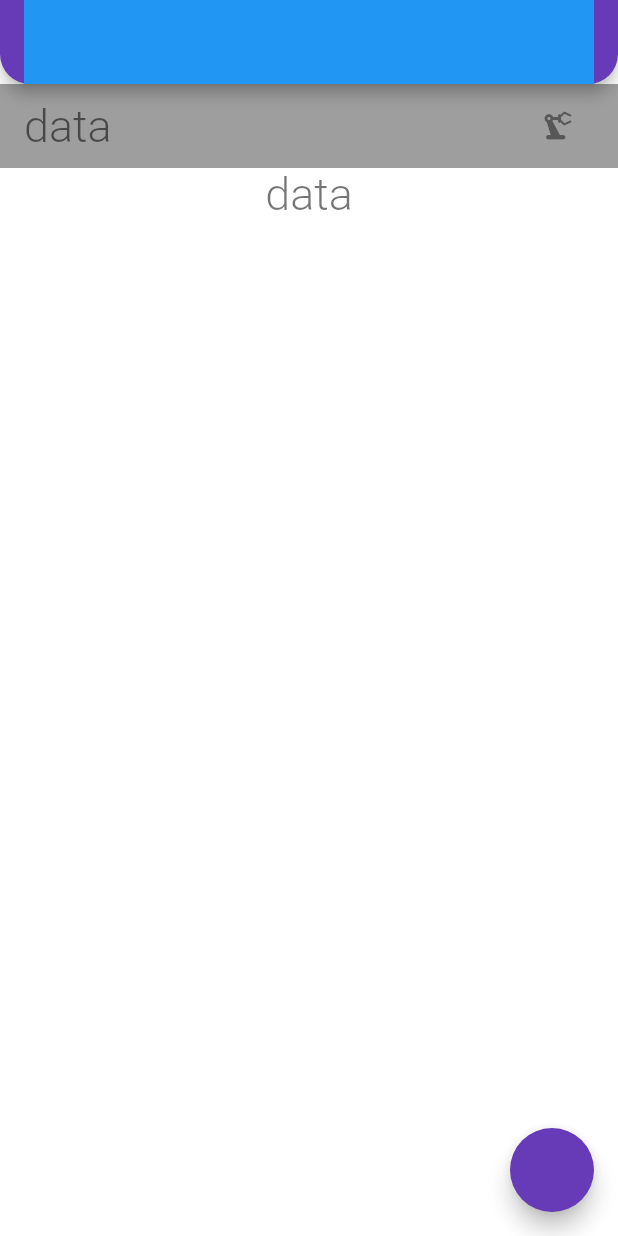
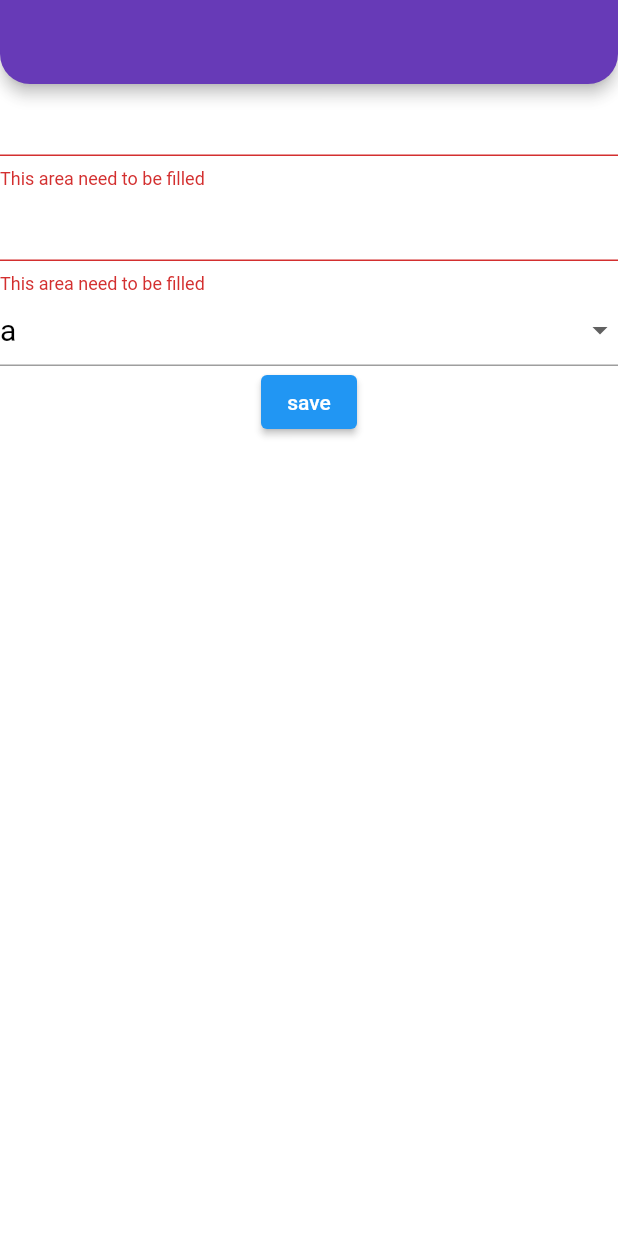
Before and after one commit to axeonthe4th/flutter-learn-set, a Flutter app: the screen it shows after launch, on a phone screen of 412 x 824 dp. Run offline on Flutter 3.47's test engine with Material 2 defaults, Android fonts, the phone set to English and light mode, and no system bars; our stand-ins replace dio, flutter_spinkit.

Commit message:
added nore learn views

```diff
--- /dev/null
+++ b/lib/202/form_learn_view.dart
@@ -0,0 +1,59 @@
+import 'package:flutter/src/widgets/container.dart';
+import 'package:flutter/src/widgets/framework.dart';
+
+import 'package:flutter/material.dart';
+
+class FormLearnView extends StatefulWidget {
+  const FormLearnView({super.key});
+
+  @override
+  State<FormLearnView> createState() => _FormLearnViewState();
+}
+
+class _FormLearnViewState extends State<FormLearnView> {
+  GlobalKey<FormState> _key = GlobalKey();
+
+  @override
+  Widget build(BuildContext context) {
+    return Scaffold(
+        appBar: AppBar(),
+        body: Form(
+          key: _key,
+          autovalidateMode: AutovalidateMode.always,
+          onChanged: () {},
+          child: Column(
+            children: [
+              TextFormField(validator: FormFieldValidator().isNotEmpty),
+              TextFormField(validator: FormFieldValidator().isNotEmpty),
+              DropdownButtonFormField<String>(
+                value: "a",
+                validator: FormFieldValidator().isNotEmpty,
+                items: const [
+                  DropdownMenuItem(value: "a", child: Text("a")),
+                  DropdownMenuItem(value: "a1", child: Text("a1")),
+                  DropdownMenuItem(value: "a2", child: Text("a2")),
+                ],
+                onChanged: (value) {},
+              ),
+              ElevatedButton(
+                  onPressed: () {
+                    if (_key.currentState?.validate() ?? false) {
+                      print("data verified");
+                    }
+                  },
+                  child: const Text("save"))
+            ],
+          ),
+        ));
+  }
+}
+
+class FormFieldValidator {
+  String? isNotEmpty(String? data) {
+    return (data?.isNotEmpty ?? false) ? null : ValidatorMessage.notEmpty;
+  }
+}
+
+class ValidatorMessage {
+  static const String notEmpty = "This area need to be filled";
+}
--- a/lib/main.dart
+++ b/lib/main.dart
@@ -15,7 +15,10 @@ import '101/card_learn.dart';
 import '101/image_learn.dart';
 import '101/list_view_builder_example.dart';
 import '202/animated_learn.dart';
+import '202/form_learn_view.dart';
+import '202/oop_learn_view.dart';
 import '202/package_learn.dart';
+import '202/state_manage/state_manage_learn_view.dart';
 import '202/theme_learn_view.dart';
 import 'demos/note_demos_view.dart';
 import '101/custom_widget_learn.dart';
@@ -51,7 +54,7 @@ class MyApp extends StatelessWidget {
     return MaterialApp(
       title: 'Flutter Demo',
       theme: LightTheme().theme,
-      home: AnimatedLearnView(),
+      home: FormLearnView(),
     );
   }
 }
```
Also changed, not shown: lib/202/animated_learn.dart (+48 -5 lines), lib/202/custom_exception.dart (added, +9 -0 lines), lib/202/oop_learn.dart (added, +46 -0 lines), lib/202/oop_learn_view.dart (added, +36 -0 lines), lib/202/state_manage/state_learn_view_model.dart (added, +24 -0 lines), lib/202/state_manage/state_manage_learn_view.dart (added, +27 -0 lines).
